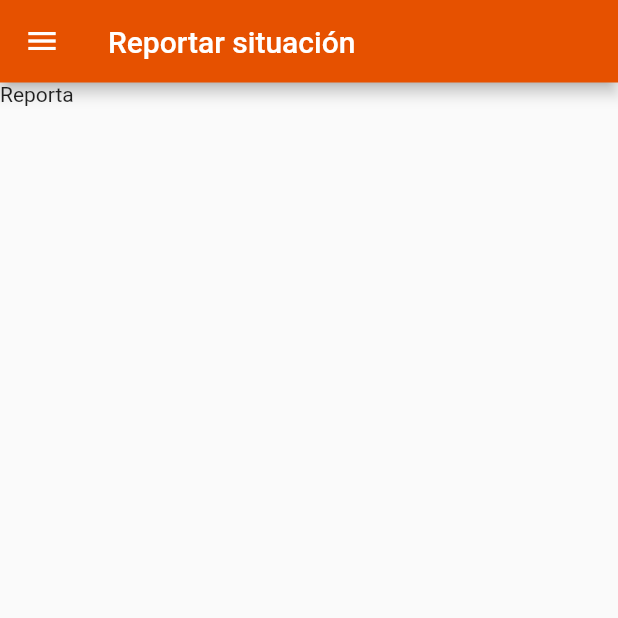
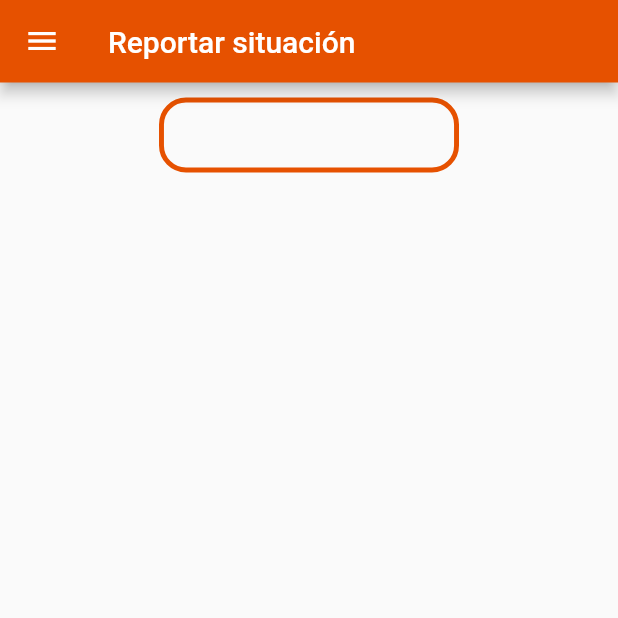
Before and after one commit to D-Rose04/App-Defensa-Civil, a Flutter app: the Reporta screen opened by its route, on a phone screen of 412 x 824 dp, the top half of it. Run offline on Flutter 3.47's test engine with Material 2 defaults, Android fonts, the phone set to English and light mode, and no system bars; our stand-ins replace carousel_slider, flutter_linkify, go_router, google_maps_flutter, google_nav_bar, smooth_page_indicator and 1 more; missing offline and left inert: dart:html, progressive_image; network calls fail.

Commit message:
Agregadando Reporta tools

```diff
--- a/lib/views/reporta.dart
+++ b/lib/views/reporta.dart
@@ -1,3 +1,6 @@
+import 'dart:html';
+
+import 'package:defensa_civil/views/reporta_tools/textformfield_edited.dart';
 import 'package:flutter/cupertino.dart';
 import 'package:flutter/material.dart';
 
@@ -11,13 +14,21 @@ class Reporta extends StatefulWidget {
   _ReportaState createState() => _ReportaState();
 }
 
+Ingrese nombre = new Ingrese("hola");
+
 class _ReportaState extends State<Reporta> {
   @override
   Widget build(BuildContext context) {
     return Scaffold(
       appBar: NavBar(title: "Reportar situación"),
       drawer: const Menu(),
-      body: ListView(children: [Text("Reporta")]),
+      body: ListView(children: [
+        Column(
+          children: [
+            nombre.GenerarField(),
+          ],
+        )
+      ]),
     );
   }
 }
```
Also changed, not shown: lib/views/reporta_tools/textformfield_edited.dart (added, +46 -0 lines).
